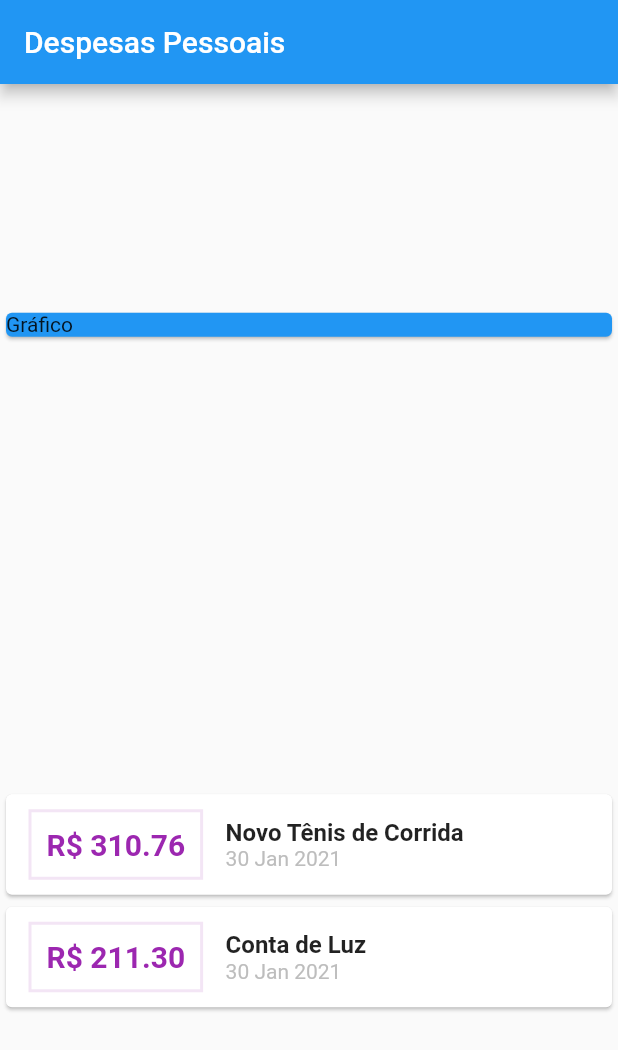
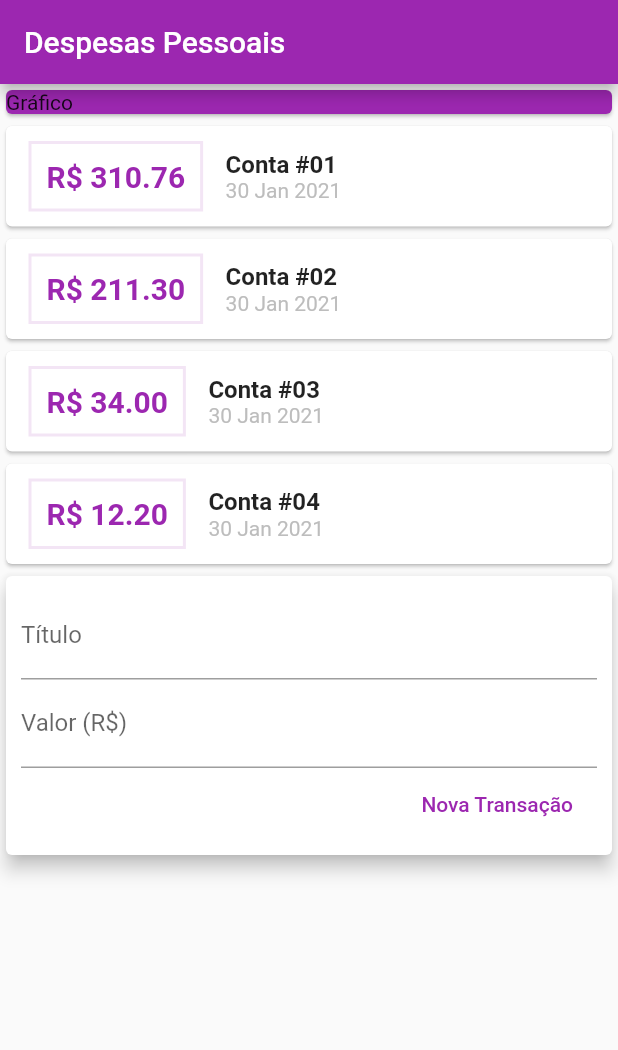
Before and after one commit to wallacef/personal-expenses-flutter, a Flutter app: the screen it shows after launch, on a phone screen of 412 x 824 dp. Shown: the top 1050 px of the screen. Run offline on Flutter 3.47's test engine with Material 2 defaults, Android fonts, the phone set to English and light mode, and no system bars.

Commit message:
Add List Transaction and separate components

```diff
--- /dev/null
+++ b/lib/components/transaction_form.dart
@@ -0,0 +1,50 @@
+import 'package:flutter/material.dart';
+
+class TransactionForm extends StatelessWidget {
+  final titleController = TextEditingController();
+  final valueController = TextEditingController();
+
+  final void Function(String, double) onSubmit;
+
+  TransactionForm(this.onSubmit);
+
+  @override
+  Widget build(BuildContext context) {
+    return Card(
+      elevation: 5,
+      child: Padding(
+        padding: const EdgeInsets.all(10),
+        child: Column(
+          children: [
+            TextField(
+              controller: titleController,
+              decoration: InputDecoration(
+                labelText: 'Título',
+              ),
+            ),
+            TextField(
+              controller: valueController,
+              decoration: InputDecoration(
+                labelText: 'Valor (R\$)',
+              ),
+            ),
+            Row(
+              mainAxisAlignment: MainAxisAlignment.end,
+              children: [
+                FlatButton(
+                  onPressed: () {
+                    final title = titleController.text;
+                    final value = double.tryParse(valueController.text) ?? 0.0;
+                    onSubmit(title, value);
+                  },
+                  textColor: Colors.purple,
+                  child: Text('Nova Transação'),
+                ),
+              ],
+            )
+          ],
+        ),
+      ),
+    );
+  }
+}
--- /dev/null
+++ b/lib/components/transaction_list.dart
@@ -0,0 +1,65 @@
+import 'package:expenses/models/transaction.dart';
+import 'package:flutter/material.dart';
+import '../models/transaction.dart';
+import 'package:intl/intl.dart';
+
+class TransactionList extends StatelessWidget {
+  final List<Transaction> transactions;
+
+  TransactionList(this.transactions);
+
+  @override
+  Widget build(BuildContext context) {
+    return Container(
+      height: 300,
+      child: ListView.builder(
+        itemCount: transactions.length,
+        itemBuilder: (ctx, index) {
+          final tr = transactions[index];
+          return Card(
+            child: Row(
+              children: [
+                Container(
+                  margin: EdgeInsets.symmetric(
+                    horizontal: 15,
+                    vertical: 10,
+                  ),
+                  decoration: BoxDecoration(
+                      border: Border.all(
+                    color: Colors.purple[50],
+                    width: 2,
+                  )),
+                  padding: EdgeInsets.all(10),
+                  child: Text(
+                    'R\$ ${tr.value.toStringAsFixed(2)}',
+                    style: TextStyle(
+                      fontWeight: FontWeight.bold,
+                      fontSize: 20,
+                      color: Colors.purple,
+                    ),
+                  ),
+                ),
+                Column(
+                  crossAxisAlignment: CrossAxisAlignment.start,
+                  children: [
+                    Text(
+                      tr.title,
+                      style:
+                          TextStyle(fontSize: 16, fontWeight: FontWeight.bold),
+                    ),
+                    Text(
+                      DateFormat('d MMM y').format(tr.date),
+                      style: TextStyle(
+                        color: Colors.grey[400],
+                      ),
+                    ),
+                  ],
+                ),
+              ],
+            ),
+          );
+        },
+      ),
+    );
+  }
+}
--- /dev/null
+++ b/lib/components/transaction_user.dart
@@ -0,0 +1,99 @@
+import 'dart:math';
+
+import 'package:flutter/material.dart';
+import 'transaction_form.dart';
+import 'transaction_list.dart';
+import '../models/transaction.dart';
+
+class TransactionUser extends StatefulWidget {
+  @override
+  _TransactionUserState createState() => _TransactionUserState();
+}
+
+class _TransactionUserState extends State<TransactionUser> {
+  final _transactions = [
+    Transaction(
+      id: 't1',
+      title: 'Conta #01',
+      value: 310.76,
+      date: DateTime.now(),
+    ),
+    Transaction(
+      id: 't2',
+      title: 'Conta #02',
+      value: 211.30,
+      date: DateTime.now(),
+    ),
+    Transaction(
+      id: 't3',
+      title: 'Conta #03',
+      value: 34.00,
+      date: DateTime.now(),
+    ),
+    Transaction(
+      id: 't4',
+      title: 'Conta #04',
+      value: 12.20,
+      date: DateTime.now(),
+    ),
+    Transaction(
+      id: 't5',
+      title: 'Conta #05',
+      value: 15.20,
+      date: DateTime.now(),
+    ),
+    Transaction(
+      id: 't6',
+      title: 'Conta #06',
+      value: 15.20,
+      date: DateTime.now(),
+    ),
+    Transaction(
+      id: 't7',
+      title: 'Conta #07',
+      value: 15.20,
+      date: DateTime.now(),
+    ),
+    Transaction(
+      id: 't8',
+      title: 'Conta #08',
+      value: 15.20,
+      date: DateTime.now(),
+    ),
+    Transaction(
+      id: 't9',
+      title: 'Conta #09',
+      value: 15.20,
+      date: DateTime.now(),
+    ),
+    Transaction(
+      id: 't10',
+      title: 'Conta #10',
+      value: 15.20,
+      date: DateTime.now(),
+    ),
+  ];
+
+  _addTransaction(String title, double value) {
+    final newTransaction = Transaction(
+      id: Random().nextDouble().toString(),
+      title: title,
+      value: value,
+      date: DateTime.now(),
+    );
+
+    setState(() {
+      _transactions.add(newTransaction);
+    });
+  }
+
+  @override
+  Widget build(BuildContext context) {
+    return Column(
+      children: [
+        TransactionList(_transactions),
+        TransactionForm(_addTransaction),
+      ],
+    );
+  }
+}
--- a/lib/main.dart
+++ b/lib/main.dart
@@ -1,6 +1,5 @@
-import 'models/transaction.dart';
+import 'package:expenses/components/transaction_user.dart';
 import 'package:flutter/material.dart';
-import 'package:intl/intl.dart';
 
 main() => runApp(ExpensesApp());
 
@@ -12,83 +11,26 @@ class ExpensesApp extends StatelessWidget {
 }
 
 class MyHomePage extends StatelessWidget {
-  final _transactions = [
-    Transaction(
-      id: 't1',
-      title: 'Novo Tênis de Corrida',
-      value: 310.76,
-      date: DateTime.now(),
-    ),
-    Transaction(
-      id: 't2',
-      title: 'Conta de Luz',
-      value: 211.30,
-      date: DateTime.now(),
-    )
-  ];
-
   @override
   Widget build(BuildContext context) {
     return Scaffold(
-      appBar: AppBar(title: Text('Despesas Pessoais')),
-      body: Column(
-          mainAxisAlignment: MainAxisAlignment.spaceAround,
+      appBar: AppBar(
+        title: Text('Despesas Pessoais'),
+        backgroundColor: Colors.purple,
+      ),
+      body: SingleChildScrollView(
+        child: Column(
             crossAxisAlignment: CrossAxisAlignment.stretch,
             children: <Widget>[
               Container(
                 child: Card(
-                color: Colors.blue,
+                  color: Colors.purple,
                   child: Text('Gráfico'),
                 ),
               ),
-            Column(
-              children: _transactions.map((tr) {
-                return Card(
-                  child: Row(
-                    children: [
-                      Container(
-                        margin: EdgeInsets.symmetric(
-                          horizontal: 15,
-                          vertical: 10,
+              TransactionUser(),
+            ]),
       ),
-                        decoration: BoxDecoration(
-                            border: Border.all(
-                          color: Colors.purple[50],
-                          width: 2,
-                        )),
-                        padding: EdgeInsets.all(10),
-                        child: Text(
-                          'R\$ ${tr.value.toStringAsFixed(2)}',
-                          // tr.value.toString(),
-                          style: TextStyle(
-                            fontWeight: FontWeight.bold,
-                            fontSize: 20,
-                            color: Colors.purple,
-                          ),
-                        ),
-                      ),
-                      Column(
-                        crossAxisAlignment: CrossAxisAlignment.start,
-                        children: [
-                          Text(
-                            tr.title,
-                            style: TextStyle(
-                                fontSize: 16, fontWeight: FontWeight.bold),
-                          ),
-                          Text(
-                            DateFormat('d MMM y').format(tr.date),
-                            style: TextStyle(
-                              color: Colors.grey[400],
-                            ),
-                          ),
-                        ],
-                      ),
-                    ],
-                  ),
-                );
-              }).toList(),
-            )
-          ]),
     );
   }
 }
```
Lines whose indentation alone changed are shown as unchanged.
